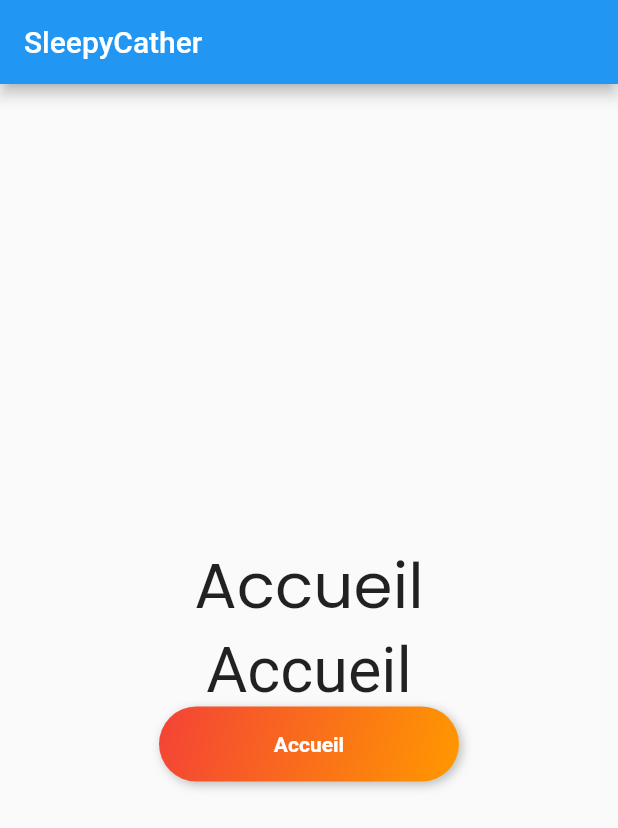
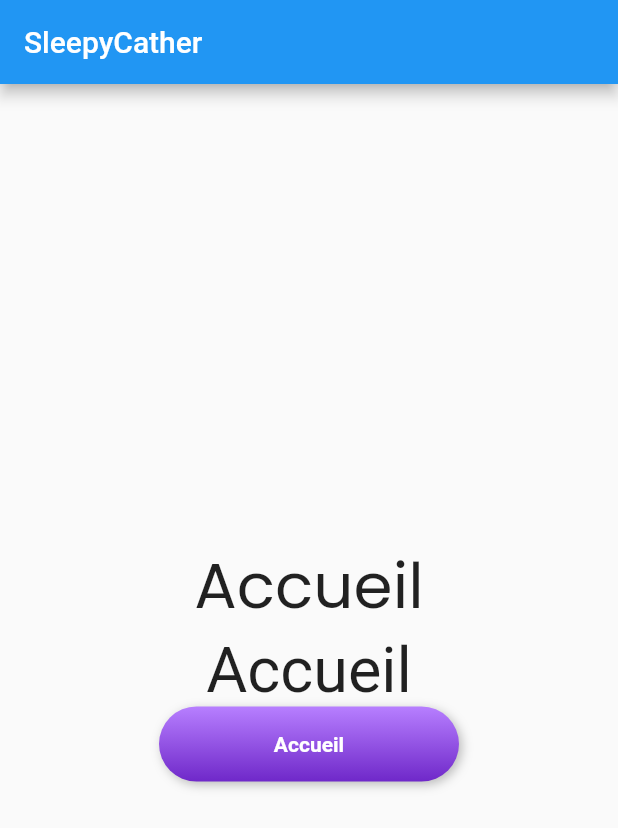
Before and after one commit to Sleepycatcher/sleepycatcher_app, a Flutter app: the screen it shows after launch, on a phone screen of 412 x 824 dp. Shown: the top 828 px of the screen. Run offline on Flutter 3.47's test engine with Material 2 defaults, Android fonts, the light colour scheme and no system bars; our stand-ins replace google_fonts.

Commit message:
Update Button

```diff
--- a/lib/widget/button/button1.dart
+++ b/lib/widget/button/button1.dart
@@ -14,9 +14,9 @@ class GradientButton extends StatelessWidget {
       width: 200.0,
       decoration: BoxDecoration(
         gradient: LinearGradient(
-            colors: [Colors.red, Colors.orange],
-            begin: Alignment.topLeft,
-            end: Alignment.bottomRight
+            colors: [Color(0xffb77fff), Color(0xff6F28C9)],
+            begin: Alignment.topCenter,
+            end: Alignment.bottomCenter
         ),
         borderRadius: BorderRadius.circular(30.0),
         boxShadow: [
```
Also changed, not shown: pubspec.lock.
